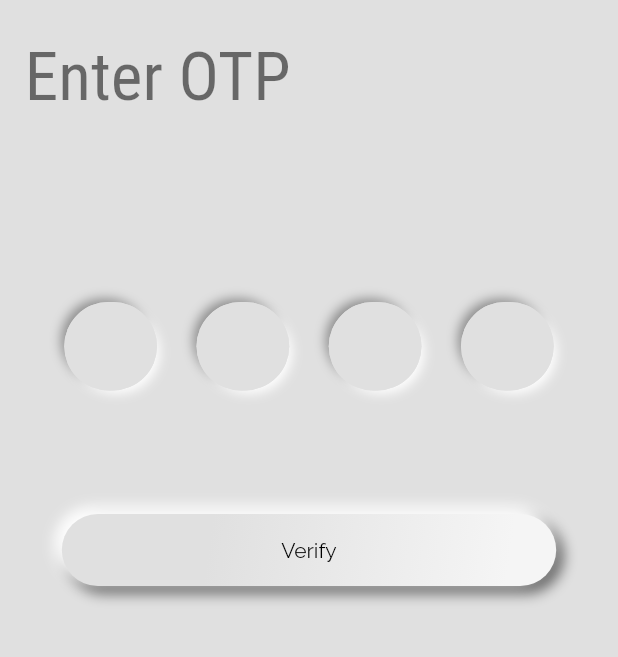
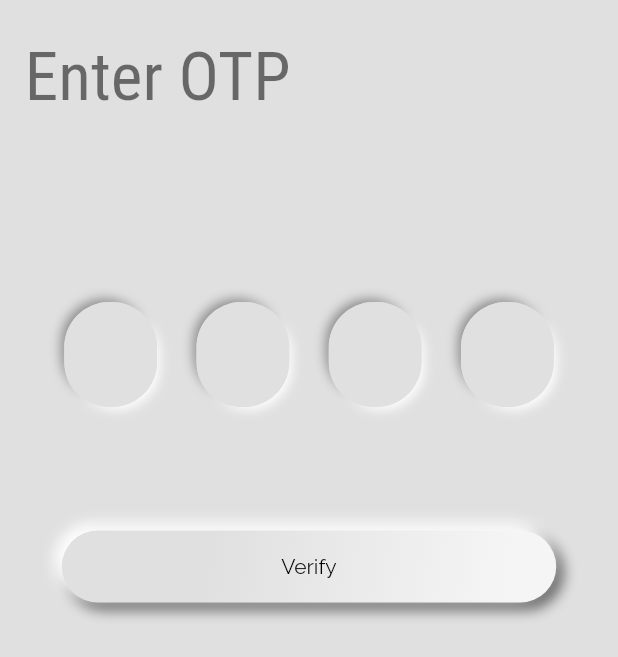
Before and after one commit to aneebbaig/flutter_neumorphic_carpool_app, a Flutter app: the screen it shows after launch, on a phone screen of 412 x 824 dp. Shown: the top 657 px of the screen. Run offline on Flutter 3.47's test engine with Material 2 defaults, Android fonts, the phone set to English and light mode, and no system bars.

Commit message:
Finished up the UI for OTP screen

```diff
--- a/lib/screens/otp_screen.dart
+++ b/lib/screens/otp_screen.dart
@@ -51,6 +51,15 @@ class OtpScreen extends StatelessWidget {
                       controller: controllers[i],
                       label: '',
                       rad: 30,
+                      keytype: TextInputType.number,
+                      maxlen: 1,
+                      align: TextAlign.center,
+                      style: TextStyle(
+                        fontSize: 25,
+                        fontWeight: FontWeight.w900,
+                        fontFamily: 'Lato',
+                        color: primaryColor,
+                      ),
                     ),
                   ),
                 ).toList(),
--- a/lib/widgets/my_text_form_field.dart
+++ b/lib/widgets/my_text_form_field.dart
@@ -1,4 +1,6 @@
 // ignore_for_file: use_key_in_widget_constructors
+
+import 'package:flutter/services.dart';
 
 import '../consts/colors.dart';
 import '../provider/media_query.dart';
@@ -10,11 +12,21 @@ class MyTextFormField extends StatelessWidget {
   final String label;
   final Icon? iconn;
   final double rad;
+  final keytype;
+  final maxlen;
+  final align;
+  final bool? cursor;
+  final TextStyle? style;
   const MyTextFormField({
     required this.controller,
     required this.label,
     this.iconn,
     this.rad = 30,
+    this.keytype,
+    this.maxlen,
+    this.cursor = true,
+    this.align,
+    this.style,
   });
 
   @override
@@ -40,8 +52,13 @@ class MyTextFormField extends StatelessWidget {
         ],
       ),
       child: TextFormField(
+        cursorColor: primaryColor,
+        textAlign: align,
+        showCursor: cursor,
+        inputFormatters: [LengthLimitingTextInputFormatter(maxlen)],
+        keyboardType: keytype,
         controller: controller,
-        style: const TextStyle(),
+        style: style,
         decoration: InputDecoration(
           focusColor: focusColor,
           fillColor: bgColor,
```
